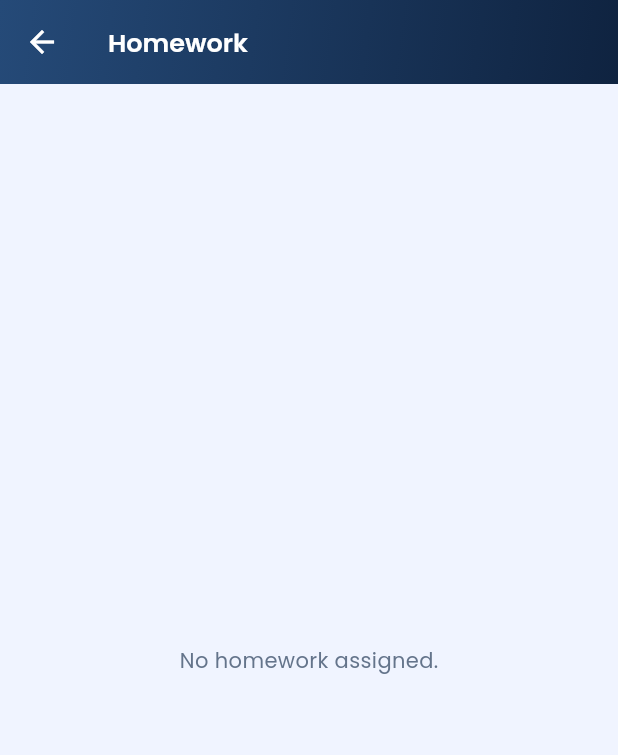
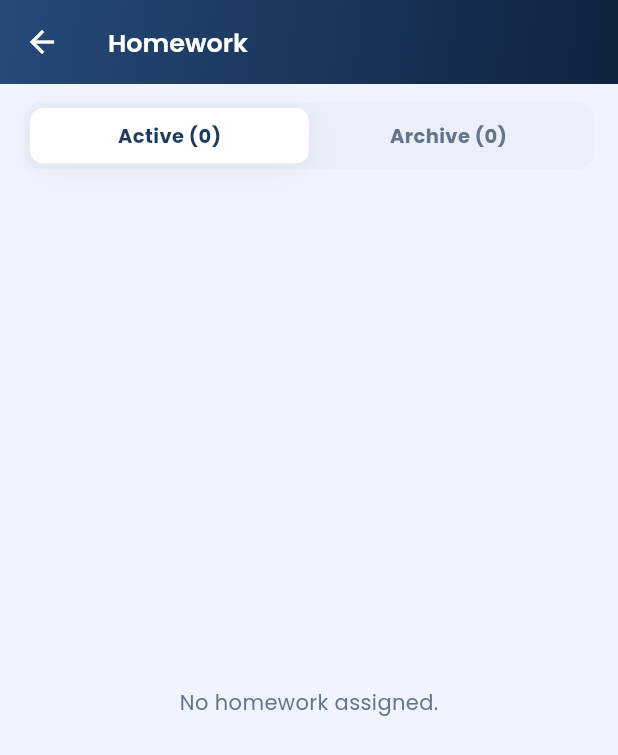
Before and after one commit to sectofficework-droid/SATYAM-SCHOOL, a Flutter app: the StudentHomeworkPage screen opened by its route, on a phone screen of 412 x 824 dp. Shown: the top 755 px of the screen. Run offline on Flutter 3.47's test engine with Material 3 defaults, Android fonts, the phone set to English and light mode, and no system bars; our stand-ins replace flutter_secure_storage, get, google_fonts, pdf, printing, shared_preferences and 2 more; accounts and stored records are empty.

Commit message:
Auto-archive past-due homework in the student app
Homework is just a reminder for the student to do at home - once its due
date passes there's nothing left to act on, so it shouldn't keep sitting in
the main list looking like it's still pending. Adds the same Active/Archive
tab split the teacher side already had: homework moves to Archive
automatically once due, mirroring teacher_homework_page.dart's existing
_isPastDue()/_activeList/_archiveList logic.

Co-Authored-By: Claude Sonnet 5 <noreply@anthropic.com>

```diff
--- a/mobile-app/lib/app/modules/student/homework/student_homework_page.dart
+++ b/mobile-app/lib/app/modules/student/homework/student_homework_page.dart
@@ -15,6 +15,13 @@ class _StudentHomeworkPageState extends State<StudentHomeworkPage> {
   List<Map<String, dynamic>> _list = [];
   bool _loading = true;
 
+  // Homework is just a reminder for the student to do at home - once its due
+  // date has passed there's nothing left to act on, so it drops out of the
+  // main list automatically instead of sitting there looking like it's
+  // still pending. It stays browsable in Archive.
+  // 0 = Active (not past due yet), 1 = Archive (past due)
+  int _tab = 0;
+
   @override
   void initState() { super.initState(); _load(); }
 
@@ -25,20 +32,43 @@ class _StudentHomeworkPageState extends State<StudentHomeworkPage> {
     setState(() { _list = hw; _loading = false; });
   }
 
+  DateTime? _dueDate(Map<String, dynamic> hw) => DateTime.tryParse(hw['due_date'] ?? '');
+
+  bool _isPastDue(Map<String, dynamic> hw) {
+    final due = _dueDate(hw);
+    if (due == null) return false;
+    final today = DateTime.now();
+    return due.isBefore(DateTime(today.year, today.month, today.day));
+  }
+
+  List<Map<String, dynamic>> get _activeList =>
+      _list.where((h) => !_isPastDue(h)).toList()
+        ..sort((a, b) => (a['due_date'] ?? '').compareTo(b['due_date'] ?? ''));
+
+  List<Map<String, dynamic>> get _archiveList {
+    final archived = _list.where(_isPastDue).toList()
+      ..sort((a, b) => (b['due_date'] ?? '').compareTo(a['due_date'] ?? ''));
+    return archived;
+  }
+
   @override
   Widget build(BuildContext context) {
-    final body = _loading
+    final shownList = _tab == 0 ? _activeList : _archiveList;
+
+    final list = _loading
         ? const Center(child: CircularProgressIndicator())
-        : _list.isEmpty
-            ? const Center(child: Text('No homework assigned.', style: TextStyle(color: AppColors.textLight)))
+        : shownList.isEmpty
+            ? Center(child: Text(
+                _tab == 0 ? 'No homework assigned.' : 'No archived homework.',
+                style: const TextStyle(color: AppColors.textLight)))
             : RefreshIndicator(
                 onRefresh: _load,
                 child: ListView.separated(
                   padding: const EdgeInsets.all(16),
-                  itemCount: _list.length,
+                  itemCount: shownList.length,
                   separatorBuilder: (_, __) => const SizedBox(height: 10),
                   itemBuilder: (_, i) {
-                    final hw      = _list[i];
+                    final hw      = shownList[i];
                     final due     = DateTime.tryParse(hw['due_date'] ?? '');
                     final overdue = due != null && due.isBefore(DateTime.now());
                     return Container(
@@ -89,6 +119,11 @@ class _StudentHomeworkPageState extends State<StudentHomeworkPage> {
                 ),
               );
 
+    final body = Column(children: [
+      _buildTabBar(),
+      Expanded(child: list),
+    ]);
+
     if (widget.embedded) return body;
     return Scaffold(
       appBar: AppBar(
@@ -98,4 +133,34 @@ class _StudentHomeworkPageState extends State<StudentHomeworkPage> {
       body: body,
     );
   }
+
+  Widget _buildTabBar() => Padding(
+    padding: const EdgeInsets.fromLTRB(16, 12, 16, 0),
+    child: Container(
+      padding: const EdgeInsets.all(4),
+      decoration: BoxDecoration(color: AppColors.border.withOpacity(.4), borderRadius: BorderRadius.circular(12)),
+      child: Row(children: [
+        Expanded(child: _tabButton('Active', 0, _activeList.length)),
+        Expanded(child: _tabButton('Archive', 1, _archiveList.length)),
+      ]),
+    ),
+  );
+
+  Widget _tabButton(String label, int index, int count) {
+    final active = _tab == index;
+    return GestureDetector(
+      onTap: () => setState(() => _tab = index),
+      child: AnimatedContainer(
+        duration: const Duration(milliseconds: 180),
+        padding: const EdgeInsets.symmetric(vertical: 9),
+        decoration: BoxDecoration(
+          color: active ? AppColors.card : Colors.transparent,
+          borderRadius: BorderRadius.circular(9),
+          boxShadow: active ? AppShadows.card : null,
+        ),
+        child: Center(child: Text('$label ($count)',
+          style: TextStyle(fontSize: 13, fontWeight: FontWeight.w700, color: active ? AppColors.navy : AppColors.textLight))),
+      ),
+    );
+  }
 }
```
